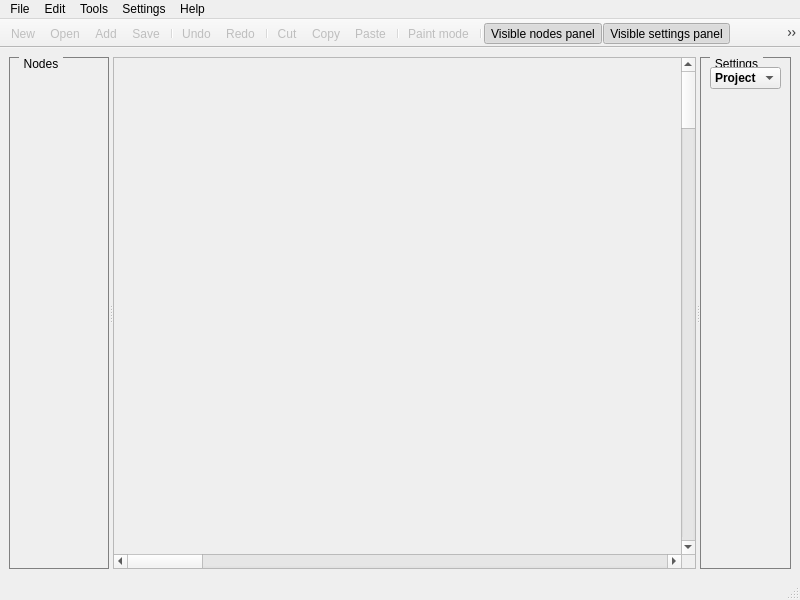
The window that main_window.ui (pimenov-and/ByteMachine) describes before a commit, drawn with Qt 5.
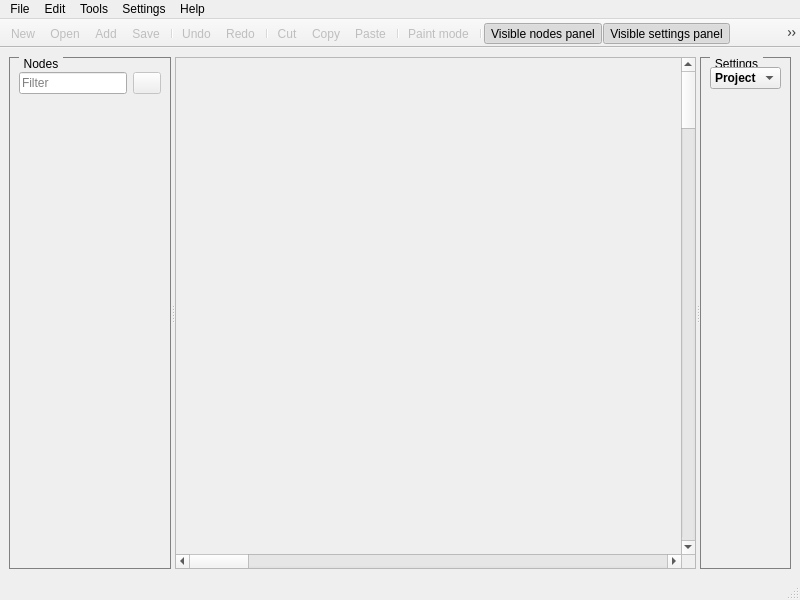
The same window after the commit. Icons and pictures are not drawn. Custom widgets are drawn as their Qt base class.

Commit message:
Доработка графического интерфейса программы
1. Добавил в контекстное меню добавления узлов-нодов дизайнера заглушки;
2. Удалил пока лишний код из статус-бара

What changed in the file:
```diff
--- a/main_window.ui
+++ b/main_window.ui
@@ -46,6 +46,73 @@
        <property name="title">
         <string>Nodes</string>
        </property>
+       <layout class="QVBoxLayout" name="verticalLayout_2">
+        <property name="topMargin">
+         <number>14</number>
+        </property>
+        <item>
+         <layout class="QHBoxLayout" name="horizontalLayout_3">
+          <item>
+           <widget class="QLineEdit" name="lineEdit">
+            <property name="enabled">
+             <bool>true</bool>
+            </property>
+            <property name="styleSheet">
+             <string notr="true">color: gray;</string>
+            </property>
+            <property name="text">
+             <string>Filter</string>
+            </property>
+            <property name="readOnly">
+             <bool>true</bool>
+            </property>
+           </widget>
+          </item>
+          <item>
+           <widget class="QPushButton" name="pushBtnResetFilter_">
+            <property name="enabled">
+             <bool>false</bool>
+            </property>
+            <property name="minimumSize">
+             <size>
+              <width>28</width>
+              <height>22</height>
+             </size>
+            </property>
+            <property name="maximumSize">
+             <size>
+              <width>28</width>
+              <height>22</height>
+             </size>
+            </property>
+            <property name="toolTip">
+             <string>Reset value</string>
+            </property>
+            <property name="text">
+             <string/>
+            </property>
+            <property name="icon">
+             <iconset resource="res.qrc">
+              <normaloff>:/res_images/images/reset_value.png</normaloff>:/res_images/images/reset_value.png</iconset>
+            </property>
+           </widget>
+          </item>
+         </layout>
+        </item>
+        <item>
+         <spacer name="verticalSpacer">
+          <property name="orientation">
+           <enum>Qt::Vertical</enum>
+          </property>
+          <property name="sizeHint" stdset="0">
+           <size>
+            <width>20</width>
+            <height>439</height>
+           </size>
+          </property>
+         </spacer>
+        </item>
+       </layout>
       </widget>
       <widget class="QScrollArea" name="scrollAreaDesigner_">
        <property name="sizePolicy">
```
The commit also changes 3 other files.
